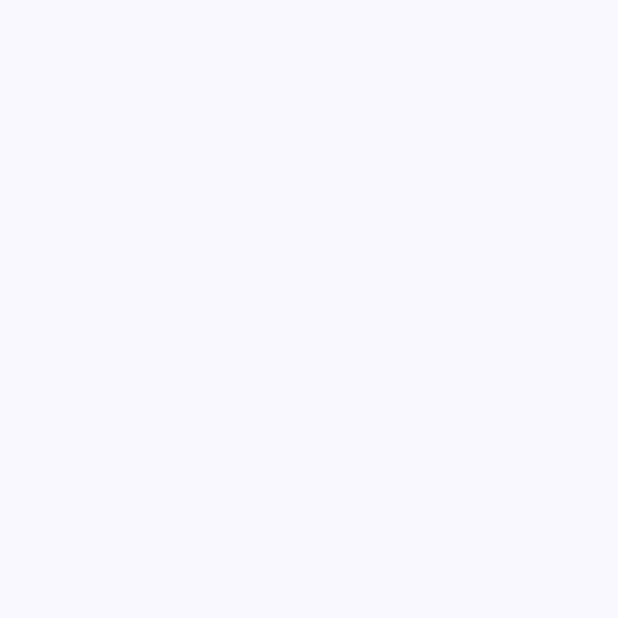
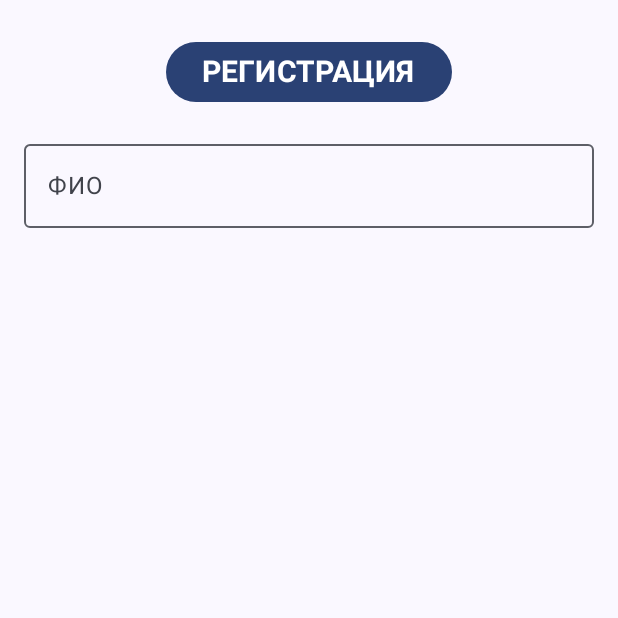
Before and after one commit to dios-214/mobilki, an Android app built with Jetpack Compose: the screen it shows after launch (MainActivity), on a phone screen of 412 x 824 dp, the top half of it. Before the commit the part shown is empty. Run offline under Robolectric (Android 15) with nearby library versions, the phone set to English and light mode, and no system bars.

Commit message:
Add textField for name

```diff
--- a/lab2/app/src/main/java/com/example/lab2/MainActivity.kt
+++ b/lab2/app/src/main/java/com/example/lab2/MainActivity.kt
@@ -128,6 +128,46 @@ fun RegistrationScreen(modifier: Modifier = Modifier) {
         birthMonth - 1,
         birthDay
     )
+
+    Column(
+        modifier = Modifier
+            .fillMaxSize()
+            .padding(16.dp),
+        verticalArrangement = Arrangement.SpaceBetween
+    ) {
+        Column {
+            Box(
+                modifier = Modifier
+                    .fillMaxWidth()
+                    .padding(vertical = 8.dp),
+                contentAlignment = Alignment.Center
+            ) {
+                Button(
+                    onClick = { },
+                    shape = RoundedCornerShape(24.dp),
+
+                    ) {
+                    Text(text = "РЕГИСТРАЦИЯ", fontSize = 20.sp, fontWeight = FontWeight.Bold)
+                }
+            }
+
+            Spacer(modifier = Modifier.height(8.dp))
+
+
+            OutlinedTextField(
+                value = fullName,
+                onValueChange = { fullName = it },
+                label = { Text("ФИО") },
+                modifier = Modifier.fillMaxWidth()
+            )
+
+            Spacer(modifier = Modifier.height(12.dp))
+
+
+        }
+
+    }
+
 }
 
 @Preview(showBackground = true, device = "spec:width=411dp,height=891dp")
```
